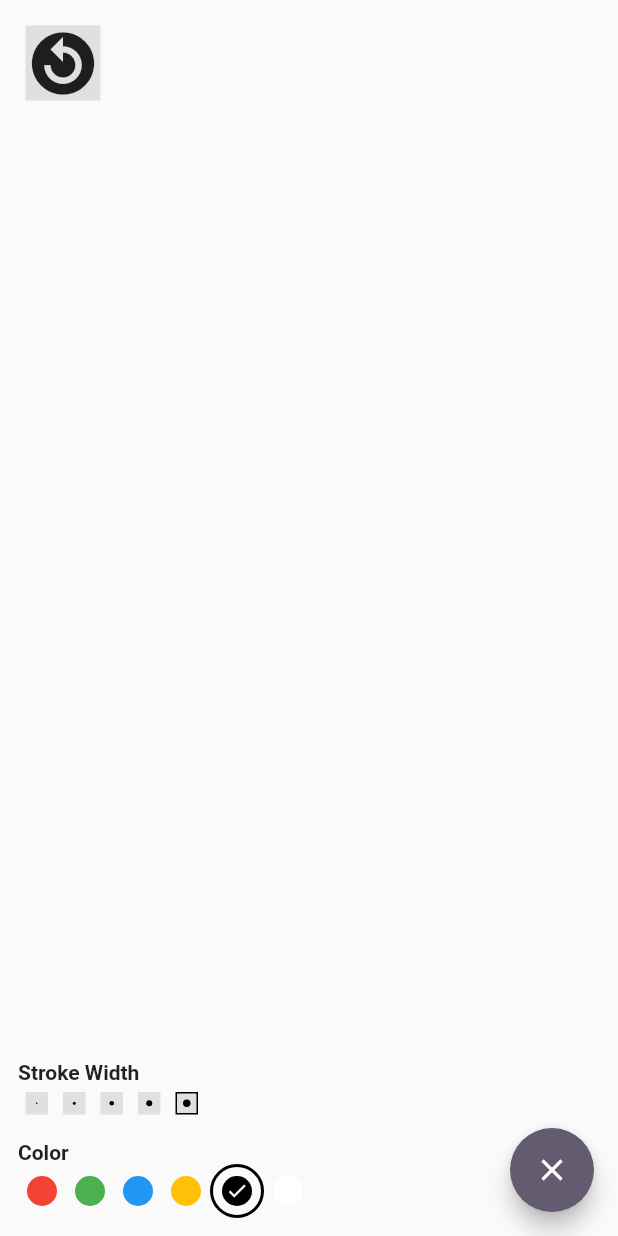
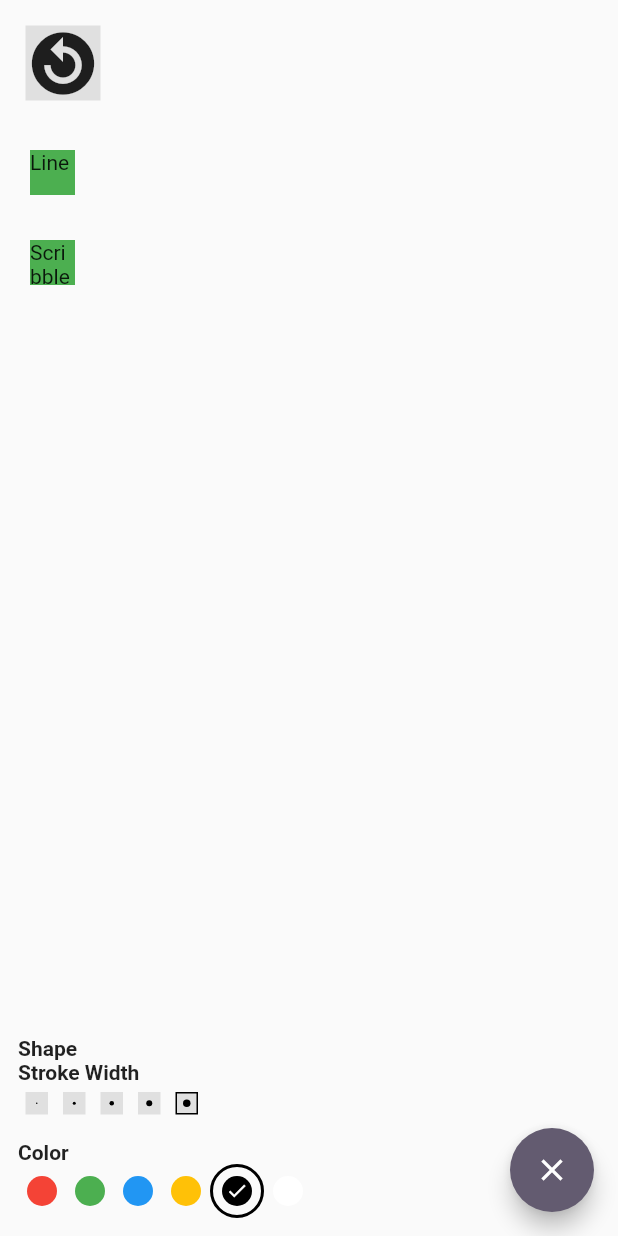
Before and after one commit to danielAsaboro/feynman-board, a Flutter app: the screen it shows after launch, after a tap on the "replay circle filled" icon, on a phone screen of 412 x 824 dp. Run offline on Flutter 3.47's test engine with Material 3 defaults, Android fonts, the phone set to English and light mode, and no system bars; our stand-ins replace flutter_riverpod.

Commit message:
Wip: adding other shapes

```diff
--- a/lib/features/draw/domain/entities/board.dart
+++ b/lib/features/draw/domain/entities/board.dart
@@ -1,5 +1,5 @@
+import 'package:feynman_board/features/draw/domain/enums/shape_type.dart';
 import 'package:flutter/material.dart';
-import 'package:flutter_riverpod/flutter_riverpod.dart';
 
 import 'shapes/draw_object.dart';
 
@@ -8,8 +8,9 @@ class BoardContent {
   late final double strokeWidth;
   late final List<DrawObject?> oldScribbles;
   late final List<DrawObject?> currentScribbles;
-  late final List<DrawObject?> previouslySavedScribbles;
-  late final List<List<DrawObject?>?> allLastSavedState;
+  late final List<DrawObject?> lastSavedScribbles;
+  late final List<List<DrawObject?>?> savedScribbleStatesHistory;
+  late final ShapeType shape;
 
   List<DrawObject?> get allScribbles => [
         ...oldScribbles,
@@ -30,36 +31,43 @@ class BoardContent {
     double? strokeWidth,
     Color? brushColor,
     List<DrawObject?>? oldScribbles,
-    List<DrawObject?>? previouslySavedScribbles,
+    List<DrawObject?>? lastSavedScribbles,
     List<DrawObject?>? currentScribbles,
-    List<List<DrawObject?>?>? allLastSavedState,
+    List<List<DrawObject?>?>? savedScribbleStatesHistory,
+    Offset? startPosition,
+    Offset? stopPosition,
+    ShapeType? shape,
   }) {
     this.strokeWidth = strokeWidth ?? 5;
     this.brushColor = brushColor ?? Colors.black;
     this.oldScribbles = oldScribbles ?? [];
-    this.previouslySavedScribbles = previouslySavedScribbles ?? [];
+    this.lastSavedScribbles = lastSavedScribbles ?? [];
     this.currentScribbles = currentScribbles ?? [];
-    this.allLastSavedState = allLastSavedState ?? [];
+    this.savedScribbleStatesHistory = savedScribbleStatesHistory ?? [];
+    this.shape = shape ?? ShapeType.scribble;
   }
 
   BoardContent copyWith({
     double? strokeWidth,
     Color? brushColor,
     List<DrawObject?>? oldScribbles,
-    List<DrawObject?>? previouslySavedScribbles,
+    List<DrawObject?>? lastSavedScribbles,
     List<DrawObject?>? currentScribbles,
     List<Color>? supportedColors,
     List<double>? supportedStrokeWidth,
-    List<List<DrawObject?>?>? allLastSavedState,
+    List<List<DrawObject?>?>? savedScribbleStatesHistory,
+    ShapeType? shape,
   }) {
     return BoardContent(
       strokeWidth: strokeWidth ?? this.strokeWidth,
       brushColor: brushColor ?? this.brushColor,
       oldScribbles: oldScribbles ?? List.from(this.oldScribbles),
-      previouslySavedScribbles:
-          previouslySavedScribbles ?? List.from(this.previouslySavedScribbles),
+      lastSavedScribbles:
+          lastSavedScribbles ?? List.from(this.lastSavedScribbles),
       currentScribbles: currentScribbles ?? [],
-      allLastSavedState: allLastSavedState ?? List.from(this.allLastSavedState),
+      savedScribbleStatesHistory: savedScribbleStatesHistory ??
+          List.from(this.savedScribbleStatesHistory),
+      shape: shape ?? this.shape,
     );
   }
 }
--- /dev/null
+++ b/lib/features/draw/domain/entities/shapes/doodle.dart
@@ -0,0 +1,65 @@
+import 'dart:ui';
+
+import 'package:feynman_board/features/draw/domain/entities/shapes/brush.dart';
+import 'package:feynman_board/features/draw/domain/enums/shape_type.dart';
+import 'package:flutter/material.dart';
+
+import 'draw_object.dart';
+
+class Doodle extends CustomPainter with Brush {
+  final List<DrawObject?> objects;
+  Doodle(this.objects);
+
+  @override
+  void paint(Canvas canvas, Size size) {
+    for (int i = 0; i < objects.length - 1; i++) {
+      if (objects[i] != null && objects[i + 1] != null) {
+        final DrawObject currentObject = objects[i]!;
+        final DrawObject nextObject = objects[i + 1]!;
+        final DrawObject lastObject = objects.last!;
+
+        final shape = currentObject.shape;
+
+        switch (shape) {
+          case ShapeType.scribble:
+            canvas.drawLine(
+              currentObject.offset,
+              nextObject.offset,
+              getPaint(
+                currentObject.color,
+                currentObject.strokeWidth,
+              ),
+            );
+            break;
+          // case ShapeType.line:
+          //   canvas.drawLine(
+          //     currentObject.offset,
+          //     lastObject.offset,
+          //     getPaint(
+          //       currentObject.color,
+          //       currentObject.strokeWidth,
+          //     ),
+          //   );
+            // break;
+          default:
+          // Handle other shape types if needed
+        }
+      } else if (objects[i] != null && objects[i + 1] == null) {
+        DrawObject drawObject = objects[i]!;
+        canvas.drawPoints(
+          PointMode.points,
+          [drawObject.offset],
+          getPaint(
+            drawObject.color,
+            drawObject.strokeWidth,
+          ),
+        );
+      }
+    }
+  }
+
+  @override
+  bool shouldRepaint(covariant CustomPainter oldDelegate) {
+    return true;
+  }
+}
--- a/lib/features/draw/domain/entities/shapes/draw_object.dart
+++ b/lib/features/draw/domain/entities/shapes/draw_object.dart
@@ -1,9 +1,19 @@
 import 'dart:ui';
+
+import '../../enums/shape_type.dart';
 
 class DrawObject {
   final Offset offset;
   final double strokeWidth;
   final Color color;
+  late final ShapeType shape;
 
-  DrawObject(this.offset, this.strokeWidth, this.color);
+  DrawObject(
+    this.offset,
+    this.strokeWidth,
+    this.color,
+    ShapeType? shape,
+  ) {
+    this.shape = shape ?? ShapeType.scribble;
+  }
 }
--- a/lib/features/draw/domain/entities/shapes/drawing_painter.dart
+++ /dev/null
@@ -1,34 +0,0 @@
-import 'dart:ui';
-
-import 'package:feynman_board/features/draw/domain/entities/shapes/brush.dart';
-import 'package:flutter/material.dart';
-
-import 'draw_object.dart';
-
-class DrawingPainter extends CustomPainter with Brush {
-  final List<DrawObject?> objects;
-
-  DrawingPainter(this.objects);
-
-  @override
-  void paint(Canvas canvas, Size size) {
-    for (int i = 0; i < objects.length - 1; i++) {
-      if (objects[i] != null && objects[i + 1] != null) {
-        DrawObject currentObject = objects[i]!;
-        DrawObject nextObject = objects[i + 1]!;
-
-        canvas.drawLine(currentObject.offset, nextObject.offset,
-            getPaint(currentObject.color, currentObject.strokeWidth));
-      } else if (objects[i] != null && objects[i + 1] == null) {
-        DrawObject drawObject = objects[i]!;
-        canvas.drawPoints(PointMode.points, [drawObject.offset],
-            getPaint(drawObject.color, drawObject.strokeWidth));
-      }
-    }
-  }
-
-  @override
-  bool shouldRepaint(CustomPainter oldDelegate) {
-    return true;
-  }
-}
--- a/lib/features/draw/domain/entities/shapes/line.dart
+++ /dev/null
@@ -1,16 +0,0 @@
-import 'package:flutter/material.dart';
-
-class Line extends CustomPainter {
-  @override
-  void paint(Canvas canvas, Size size) {
-    // TODO: implement paint
-
-    Paint paint = Paint();
-  }
-
-  @override
-  bool shouldRepaint(covariant CustomPainter oldDelegate) {
-    // TODO: implement shouldRepaint
-    throw UnimplementedError();
-  }
-}
--- /dev/null
+++ b/lib/features/draw/domain/enums/shape_type.dart
@@ -0,0 +1,7 @@
+enum ShapeType {
+  oval,
+  line,
+  diamond,
+  scribble,
+  rectangle,
+}
--- /dev/null
+++ b/lib/features/draw/presentation/components/shape_selector.dart
@@ -0,0 +1,56 @@
+import 'package:flutter/material.dart';
+import 'package:flutter_riverpod/flutter_riverpod.dart';
+
+import '../../domain/enums/shape_type.dart';
+import '../controllers/board_controller.dart';
+
+class ShapePalletteStore extends StatelessWidget {
+  const ShapePalletteStore({
+    super.key,
+    required this.ref,
+  });
+
+  final WidgetRef ref;
+
+  @override
+  Widget build(BuildContext context) {
+    return Positioned(
+      left: 20,
+      top: 100,
+      child: Column(
+        children: [
+          GestureDetector(
+            onTap: () {
+              ref
+                  .read(boardContentProvider.notifier)
+                  .changeShape(ShapeType.line);
+            },
+            child: Container(
+              height: 30,
+              width: 30,
+              color: Colors.green,
+              child: SizedBox(height: 50, child: Text('Line')),
+            ),
+          ),
+          Container(
+            height: 30,
+            width: 30,
+          ),
+          GestureDetector(
+            onTap: () {
+              ref
+                  .read(boardContentProvider.notifier)
+                  .changeShape(ShapeType.scribble);
+            },
+            child: Container(
+              height: 30,
+              width: 30,
+              color: Colors.green,
+              child: Text("Scribble"),
+            ),
+          ),
+        ],
+      ),
+    );
+  }
+}
--- a/lib/features/draw/presentation/controllers/board_controller.dart
+++ b/lib/features/draw/presentation/controllers/board_controller.dart
@@ -1,3 +1,4 @@
+import 'package:feynman_board/features/draw/domain/enums/shape_type.dart';
 import 'package:flutter/material.dart';
 import 'package:flutter_riverpod/flutter_riverpod.dart';
 
@@ -24,6 +25,11 @@ class BoardControllerNotifier extends Notifier<BoardContent> {
     state = state.copyWith(oldScribbles: updatedScribbles);
   }
 
+  void changeShape(ShapeType shape) {
+    state = state.copyWith(shape: shape);
+    print("new shape: ${state.shape}");
+  }
+
   void changeStrokeWidth(double width) {
     state = state.copyWith(strokeWidth: width);
   }
@@ -39,29 +45,29 @@ class BoardControllerNotifier extends Notifier<BoardContent> {
 
   void saveCurrentState() {
     state = state.copyWith(
-      previouslySavedScribbles: [...state.oldScribbles],
+      lastSavedScribbles: [...state.oldScribbles],
       currentScribbles: [...state.currentScribbles],
     );
 
     // starting to use loops
-    final allLastSavedState = [
-      ...state.allLastSavedState,
+    final savedScribbleStatesHistory = [
+      ...state.savedScribbleStatesHistory,
     ];
-    allLastSavedState.add([...state.previouslySavedScribbles]);
+    savedScribbleStatesHistory.add([...state.lastSavedScribbles]);
     state = state.copyWith(
-      allLastSavedState: allLastSavedState,
+      savedScribbleStatesHistory: savedScribbleStatesHistory,
       currentScribbles: [...state.currentScribbles],
     );
   }
 
   void undoMove() {
-    final allLastSavedState = state.allLastSavedState;
+    final allLastSavedState = state.savedScribbleStatesHistory;
     final allLastSavedStateLength = allLastSavedState.length;
 
     if (allLastSavedState.isNotEmpty) {
       state = state.copyWith(oldScribbles: allLastSavedState.last);
       allLastSavedState.removeAt(allLastSavedStateLength - 1);
-      state = state.copyWith(allLastSavedState: allLastSavedState);
+      state = state.copyWith(savedScribbleStatesHistory: allLastSavedState);
     }
   }
 }
--- a/lib/features/draw/presentation/screens/board.dart
+++ b/lib/features/draw/presentation/screens/board.dart
@@ -1,10 +1,10 @@
-import 'package:feynman_board/features/draw/domain/entities/board.dart';
 import 'package:flutter/material.dart';
 import 'package:flutter_riverpod/flutter_riverpod.dart';
 
 import '../../domain/entities/shapes/draw_object.dart';
-import '../../domain/entities/shapes/drawing_painter.dart';
+import '../../domain/entities/shapes/doodle.dart';
 import '../components/color_palette_store.dart';
+import '../components/shape_selector.dart';
 import '../components/stroke_pallet_store.dart';
 import '../components/undo_button.dart';
 import '../controllers/board_controller.dart';
@@ -32,11 +32,11 @@ class _BoardWidgetState extends ConsumerState<BoardWidget> {
                   RenderBox renderBox = context.findRenderObject() as RenderBox;
                   final offset =
                       renderBox.globalToLocal(details.globalPosition);
-
                   final newScribble = DrawObject(
                     offset,
                     boardContent.strokeWidth,
                     boardContent.brushColor,
+                    boardContent.shape,
                   );
                   ref
                       .read(boardContentProvider.notifier)
@@ -49,16 +49,22 @@ class _BoardWidgetState extends ConsumerState<BoardWidget> {
                       .allCurrentScribblesToAllScribbles();
                 },
                 child: CustomPaint(
-                  painter: DrawingPainter(boardContent.allScribbles),
+                  painter: Doodle(boardContent.allScribbles),
                 ),
               ),
             ),
+            ShapePalletteStore(ref: ref),
             Positioned(
               bottom: 12,
               left: 12,
               child: Column(
                 crossAxisAlignment: CrossAxisAlignment.start,
                 children: [
+                  const Text("Shape ",
+                      style: TextStyle(
+                        fontSize: 14,
+                        fontWeight: FontWeight.bold,
+                      )),
                   const Text("Stroke Width",
                       style: TextStyle(
                         fontSize: 14,
```
Also changed, not shown: lib/features/draw/domain/entities/shapes/circle.dart (deleted), 2 other files.
